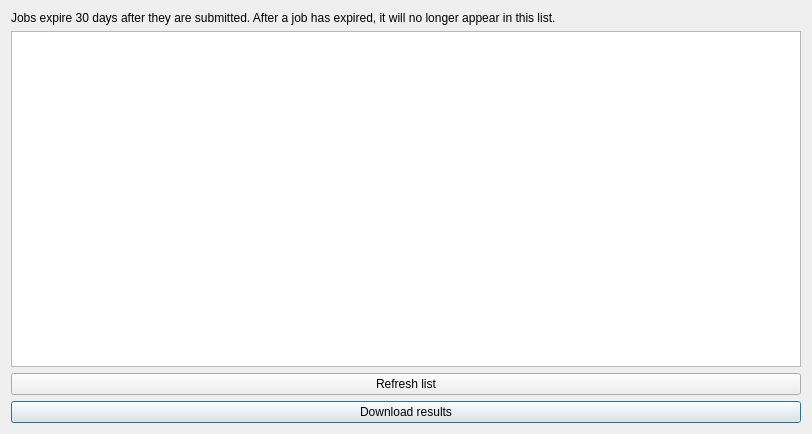
This is LDMP/gui/DlgJobs.ui in ConservationInternational/trends.earth as Qt 5 draws it before an edit. The edited form follows.
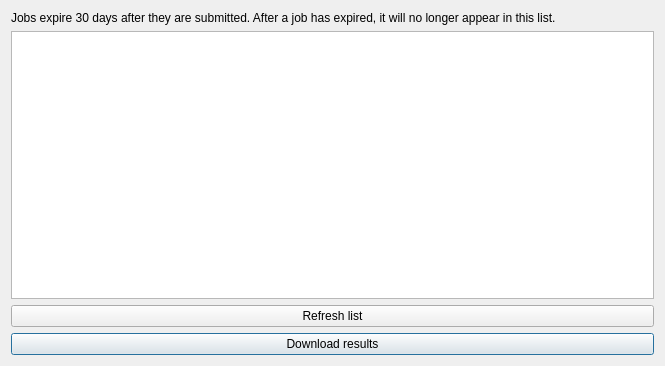
This is the edited form.

Patch:
```diff
--- a/LDMP/gui/DlgJobs.ui
+++ b/LDMP/gui/DlgJobs.ui
@@ -6,8 +6,8 @@
    <rect>
     <x>0</x>
     <y>0</y>
-    <width>812</width>
-    <height>434</height>
+    <width>665</width>
+    <height>366</height>
    </rect>
   </property>
   <property name="sizePolicy">
```
